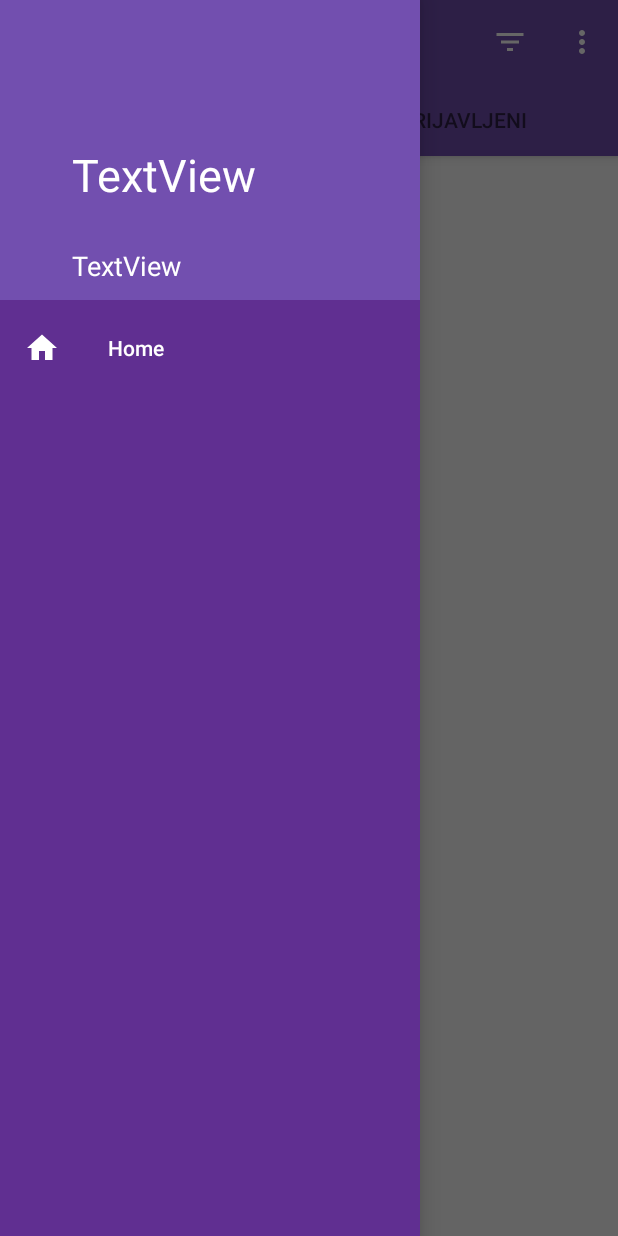
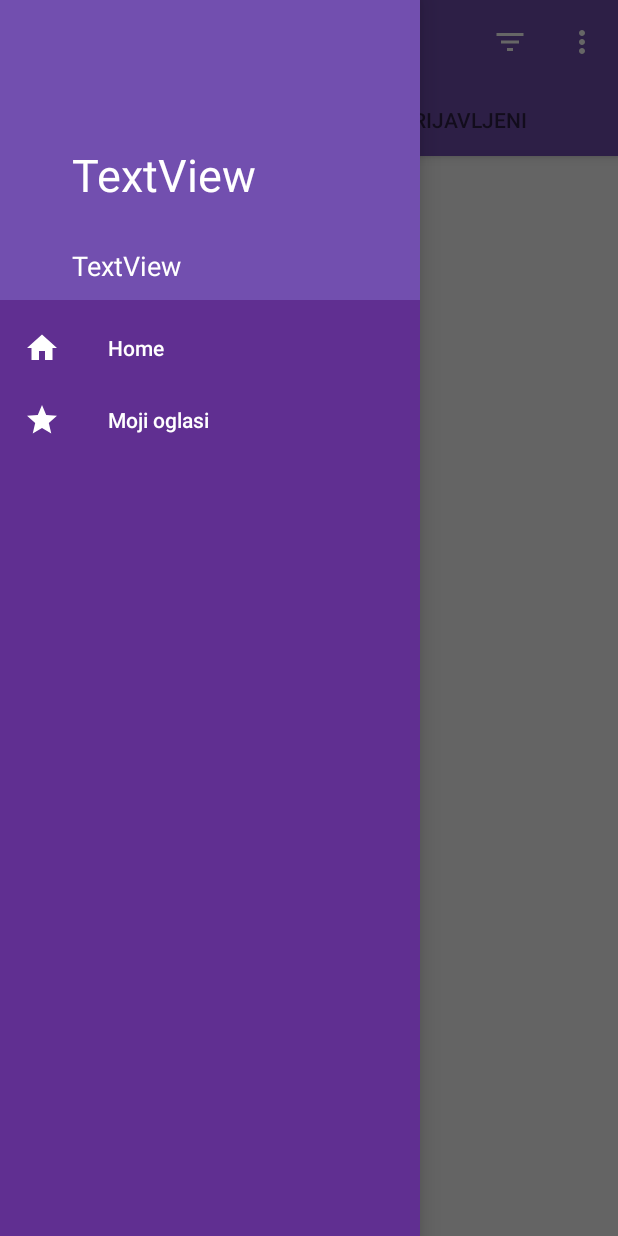
Before and after one commit to mpohizek/Foosh, an Android app: the MyAdActivity screen opened directly, with no data from a screen before it, with the side drawer open, on a phone screen of 412 x 824 dp. Run offline under Robolectric (Android 15) with nearby library versions, the phone set to English and light mode, and no system bars; our stand-ins replace Firebase (no records; nobody signed in at launch, a user with empty details on screens opened directly), Picasso; libraries missing offline, so code that uses them is left out: com.chauthai.swipereveallayout; pictures from the network do not load; 3 statements that could not run were skipped.

Commit message:
Dodan item u navigation drawer koji će voditi na "Moji oglasi"
trello card link: https://trello.com/c/HjgS2L99

```diff
--- a/FooshAndroid/app/src/main/java/foosh/air/foi/hr/MyAdActivity.java
+++ b/FooshAndroid/app/src/main/java/foosh/air/foi/hr/MyAdActivity.java
@@ -1,9 +1,11 @@
 package foosh.air.foi.hr;
 
 import android.content.Context;
+import android.graphics.drawable.Drawable;
 import android.os.Bundle;
 import android.support.constraint.ConstraintLayout;
 import android.support.design.widget.TabLayout;
+import android.support.v4.app.ActivityCompat;
 import android.support.v4.app.Fragment;
 import android.support.v4.view.GravityCompat;
 import android.support.v4.view.ViewPager;
@@ -21,12 +23,21 @@
 
     private ConstraintLayout contentLayout;
 
+    public static final int id=1;
     private final int MenuItem_FilterAds = 0, MenuItem_ExpandOpt = 1;
     private PagerAdapter mPagerAdapter;
     private ViewPager mViewPager;
     //what happens with layout when selected tab changes
     private TabLayout mTabLayout;
     private Toolbar toolbar;
+
+    //used in the NavigationDrawerBaseActivity for the menu item id
+    public static int getId() {
+        return id;
+    }
+    public static String getMenuTitle(){
+        return "Moji oglasi";
+    }
 
     @Override
     protected void onCreate(Bundle savedInstanceState) {
--- a/FooshAndroid/app/src/main/java/foosh/air/foi/hr/NavigationDrawerBaseActivity.java
+++ b/FooshAndroid/app/src/main/java/foosh/air/foi/hr/NavigationDrawerBaseActivity.java
@@ -10,6 +10,7 @@
 import android.support.v7.app.AppCompatActivity;
 import android.support.v7.widget.Toolbar;
 import android.view.Gravity;
+import android.view.Menu;
 import android.view.MenuItem;
 import android.view.View;
 import android.widget.TextView;
@@ -58,6 +59,9 @@
         //displayNameText.setText(FirebaseAuth.getInstance().getCurrentUser().getDisplayName());
         TextView emailText = (TextView) navigationHeader.findViewById(R.id.emailText);
         //emailText.setText(FirebaseAuth.getInstance().getCurrentUser().getEmail());
+
+        navigationView.getMenu().add(Menu.NONE,MyAdActivity.getId(),Menu.NONE, MyAdActivity.getMenuTitle()).setIcon(R.drawable.ic_star_white_24dp);
+
         navigationView.setNavigationItemSelectedListener(new NavigationView.OnNavigationItemSelectedListener() {
             @Override
             public boolean onNavigationItemSelected(MenuItem item) {
--- /dev/null
+++ b/FooshAndroid/app/src/main/res/drawable/ic_star_white_24dp.xml
@@ -0,0 +1,5 @@
+<vector android:height="24dp" android:tint="#FFFFFF"
+    android:viewportHeight="24.0" android:viewportWidth="24.0"
+    android:width="24dp" xmlns:android="http://schemas.android.com/apk/res/android">
+    <path android:fillColor="#FF000000" android:pathData="M12,17.27L18.18,21l-1.64,-7.03L22,9.24l-7.19,-0.61L12,2 9.19,8.63 2,9.24l5.46,4.73L5.82,21z"/>
+</vector>
```
